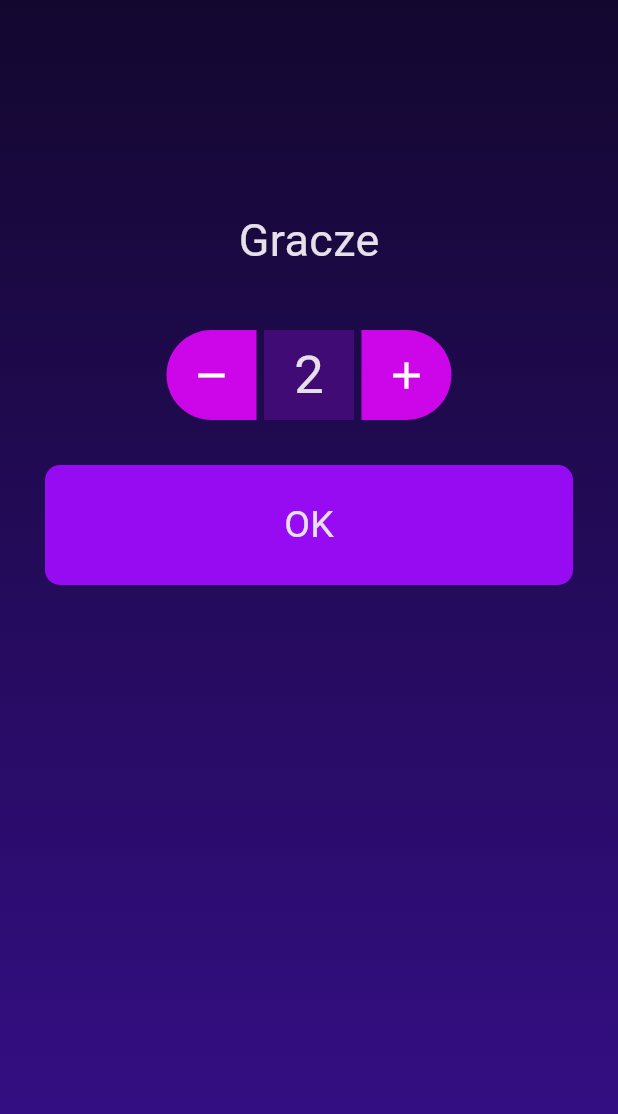
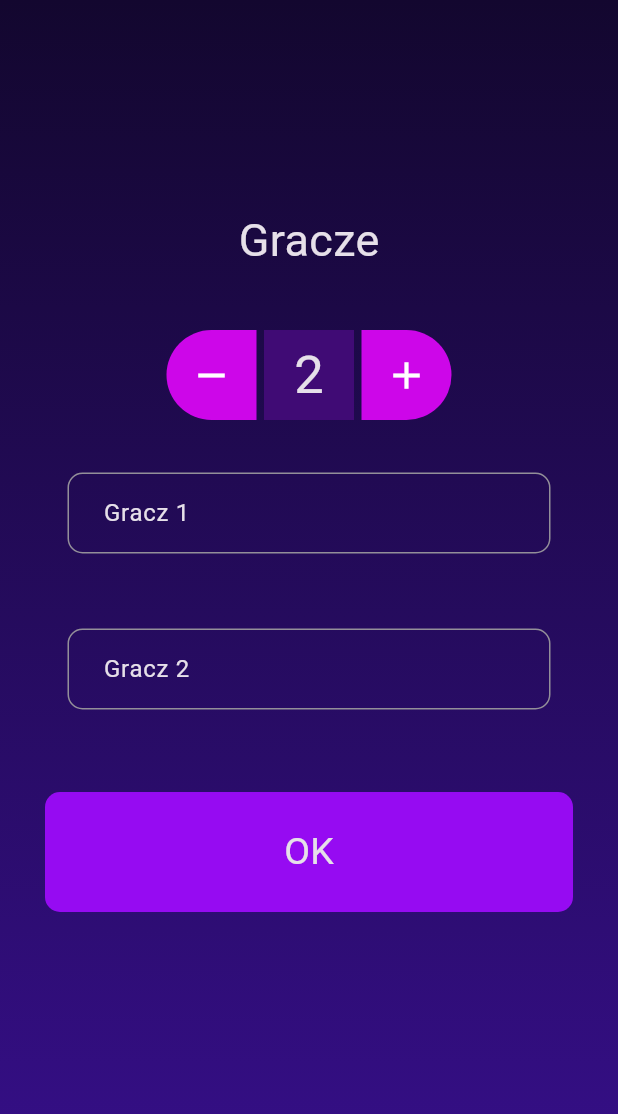
Before and after one commit to pawelmajchrzak/szpiegula_flutter, a Flutter app: the screen it shows after launch, after a tap on the "remove" icon, on a phone screen of 412 x 824 dp. Shown: the top 1114 px of the screen. Run offline on Flutter 3.47's test engine with Material 3 defaults, Android fonts, the phone set to English and light mode, and no system bars; our stand-ins replace font_awesome_flutter.

Commit message:
create dynamic list with Players name

```diff
--- a/lib/constants.dart
+++ b/lib/constants.dart
@@ -2,3 +2,26 @@ import 'package:flutter/material.dart';
 
 const kCardColourFirst = Color(0xFFcd06e9);
 const kCardColourSecond = Color(0xFF5515db);
+const kValueColour = Color(0xFF400b75);
+
+const kTextFieldDecoration = InputDecoration(
+  contentPadding: EdgeInsets.symmetric(vertical: 15, horizontal: 20),
+  border: OutlineInputBorder(
+    borderRadius: BorderRadius.all(Radius.circular(10)),
+  ),
+  enabledBorder: OutlineInputBorder(
+    borderSide: BorderSide(color: Colors.lightBlueAccent, width: 1.0),
+    borderRadius: BorderRadius.all(Radius.circular(10)),
+  ),
+  focusedBorder: OutlineInputBorder(
+    borderSide: BorderSide(color: Colors.lightBlueAccent, width: 2.0),
+    borderRadius: BorderRadius.all(Radius.circular(10)),
+  ),
+);
+
+// InputDecoration(
+// contentPadding:
+// EdgeInsets.symmetric(vertical: 15, horizontal: 20),
+// border: OutlineInputBorder(
+// borderRadius: BorderRadius.all(Radius.circular(10)),
+// )),
--- a/lib/screens/set_players_screen.dart
+++ b/lib/screens/set_players_screen.dart
@@ -2,14 +2,28 @@ import 'package:flutter/material.dart';
 import '../constants.dart';
 
 class SetPlayersScreen extends StatefulWidget {
-
   @override
   State<SetPlayersScreen> createState() => _SetPlayersScreenState();
 }
 
 class _SetPlayersScreenState extends State<SetPlayersScreen> {
+  int numberOfPlayers = 3;
+  String namePlayer = 'Pawel';
+  TextEditingController _controller = TextEditingController();
+  List<TextEditingController> controllers = [];
 
-  int numbersOfPlayers = 3;
+  @override
+  void initState() {
+    _controller.text = "Gracz 1";
+
+    for (int i = 1; i <= numberOfPlayers; i++) {
+      controllers.add(TextEditingController(text: "Gracz $i"));
+    }
+    controllers.forEach((controller) {
+      print(controller.text);
+    });
+
+  }
 
   @override
   Widget build(BuildContext context) {
@@ -39,46 +53,51 @@ class _SetPlayersScreenState extends State<SetPlayersScreen> {
               ),
             ),
             Container(
+              margin: EdgeInsets.only(bottom: 10),
               child: Row(
                 mainAxisAlignment: MainAxisAlignment.center,
                 children: [
-                  RoundIconButton(
-                    () {
+                  TypicalIconButton(() {
                     setState(() {
-                        numbersOfPlayers--;
+                      //numbersOfPlayers--;
+                      numberOfPlayers = numberOfPlayers > 1 ? numberOfPlayers - 1 : numberOfPlayers;
+                      controllers.removeLast(); // Usunięcie ostatniego kontrolera
                     });
-                    },
-                    Icons.remove,
-                    true
-                  ),
-                  Container(
-                    margin: EdgeInsets.symmetric(horizontal: 5),
-                    alignment: Alignment.center,
-                    height: 60,
-                    width: 60,
-                    decoration: BoxDecoration(
-                      color: Color(0xFF400b75),
-
-                    ),
-                    child: Text(
-                        numbersOfPlayers.toString(),
-                      style: TextStyle(
-                        fontSize: 35,
-                      ),
-                    ),
-                  ),
-                  RoundIconButton(
-                          () {
+                  }, Icons.remove, true),
+                  TypicalValuePresenter(numbersOfPlayers: numberOfPlayers),
+                  TypicalIconButton(() {
                     setState(() {
-                              numbersOfPlayers++;
+                      numberOfPlayers++;
+                      controllers.add(TextEditingController(text: 'Gracz $numberOfPlayers'));
                     });
-                      },
-                      Icons.add,
-                      false
-                  ),
+                  }, Icons.add, false),
                 ],
               ),
             ),
+
+
+              Column(
+                children:
+                  List.generate(numberOfPlayers, (index) => Container(
+                    margin: EdgeInsets.all(25),
+                    child:                   TextField(
+                      controller:controllers[index],
+                      //controller: _controller,
+                      keyboardType: TextInputType.name,
+                      onChanged: (value) {
+                        namePlayer = value;
+                        print(index);
+                      },
+                      decoration: InputDecoration(
+                          contentPadding:
+                          EdgeInsets.symmetric(vertical: 15, horizontal: 20),
+                          border: OutlineInputBorder(
+                            borderRadius: BorderRadius.all(Radius.circular(10)),
+                          )),
+                    ),
+                  )),
+              ),
+
             Container(
               height: 80,
               margin: EdgeInsets.only(top: 30, bottom: 70, left: 10, right: 10),
@@ -108,8 +127,36 @@ class _SetPlayersScreenState extends State<SetPlayersScreen> {
   }
 }
 
-class RoundIconButton extends StatelessWidget {
-  RoundIconButton(this.onPressed, this.icon, this.isLeft);
+class TypicalValuePresenter extends StatelessWidget {
+  const TypicalValuePresenter({
+    super.key,
+    required this.numbersOfPlayers,
+  });
+
+  final int numbersOfPlayers;
+
+  @override
+  Widget build(BuildContext context) {
+    return Container(
+      margin: EdgeInsets.symmetric(horizontal: 5),
+      alignment: Alignment.center,
+      height: 60,
+      width: 60,
+      decoration: BoxDecoration(
+        color: kValueColour,
+      ),
+      child: Text(
+        numbersOfPlayers.toString(),
+        style: TextStyle(
+          fontSize: 35,
+        ),
+      ),
+    );
+  }
+}
+
+class TypicalIconButton extends StatelessWidget {
+  TypicalIconButton(this.onPressed, this.icon, this.isLeft);
 
   final IconData icon;
   final VoidCallback onPressed;
@@ -119,7 +166,6 @@ class RoundIconButton extends StatelessWidget {
   Widget build(BuildContext context) {
     return RawMaterialButton(
       child: Icon(icon, size: 30),
-
       onPressed: onPressed,
       elevation: 0.0,
       constraints: BoxConstraints.tightFor(
@@ -129,7 +175,7 @@ class RoundIconButton extends StatelessWidget {
       shape: RoundedRectangleBorder(
         borderRadius: BorderRadius.only(
           topLeft: isLeft ? Radius.circular(30) : Radius.circular(0),
-            bottomLeft: isLeft ?  Radius.circular(30) : Radius.circular(0),
+          bottomLeft: isLeft ? Radius.circular(30) : Radius.circular(0),
           topRight: isLeft ? Radius.circular(0) : Radius.circular(30),
           bottomRight: isLeft ? Radius.circular(0) : Radius.circular(30),
         ),
```
Lines whose indentation alone changed are shown as unchanged.
